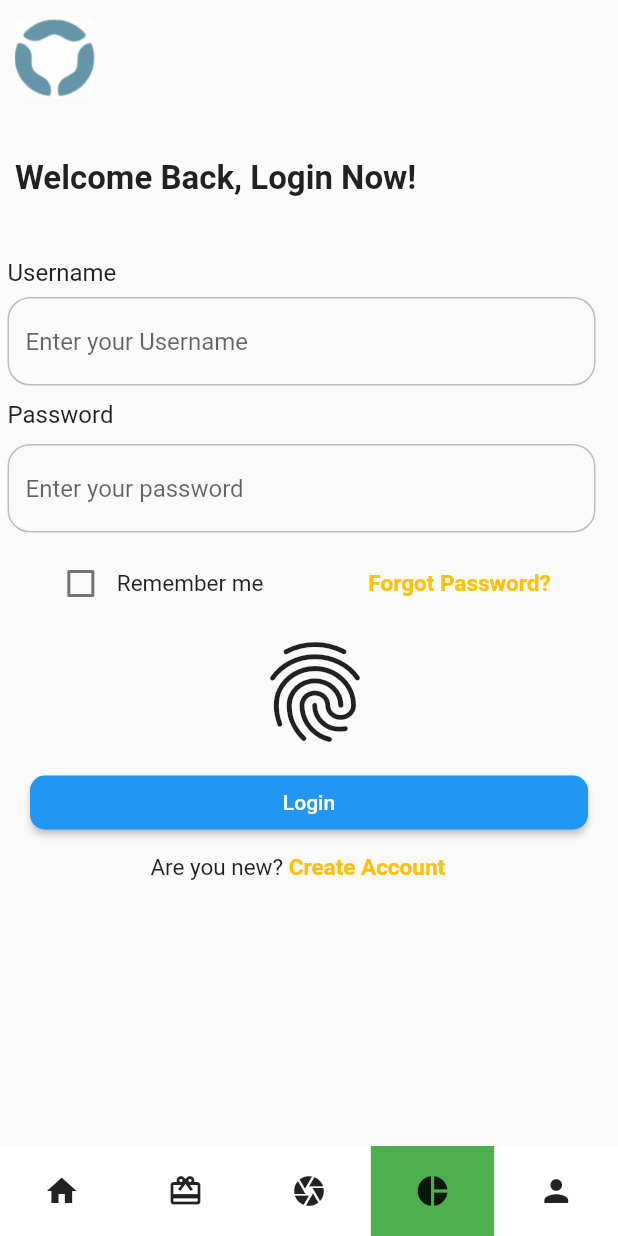
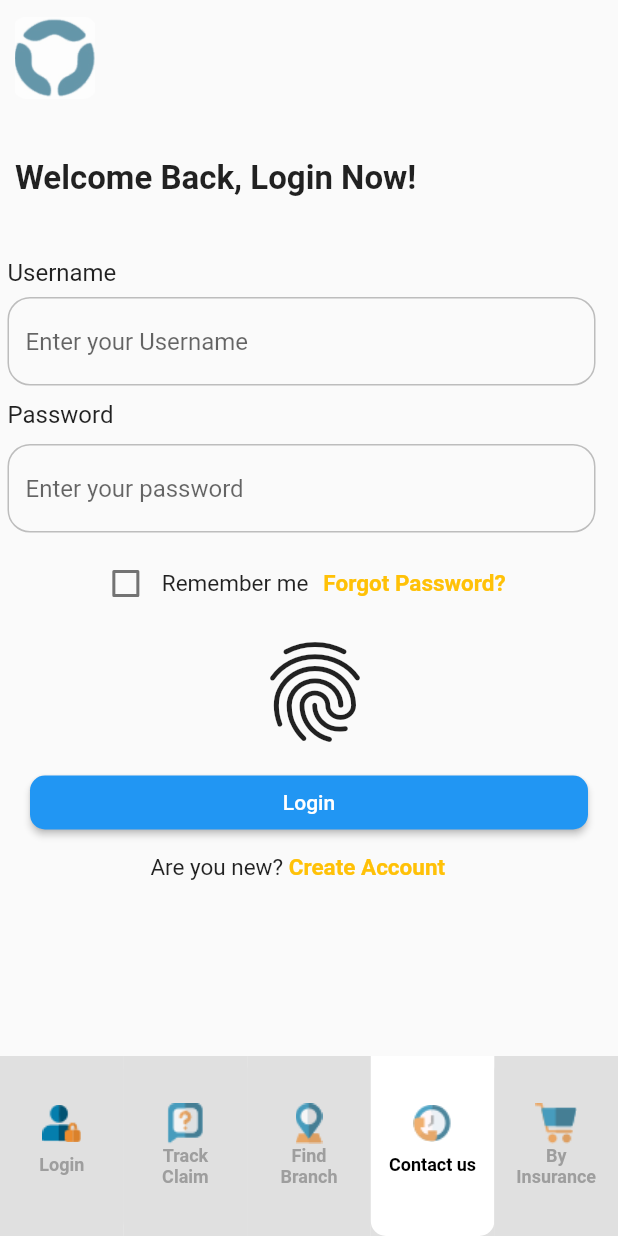
Before and after one commit to mfodat/flutter_app, a Flutter app: the screen it shows after launch, on a phone screen of 412 x 824 dp. Run offline on Flutter 3.47's test engine with Material 2 defaults, Android fonts, the light colour scheme and no system bars; our stand-ins replace dio, local_auth, shared_preferences, sqflite; accounts and stored records are empty.

Commit message:
custom bottomNavBar

```diff
--- a/lib/main.dart
+++ b/lib/main.dart
@@ -171,7 +171,7 @@ class _MyHomePageState extends State<MyHomePage> {
                       textAlign: TextAlign.start,
                     ),
                     SizedBox(
-                      width: 70.0,
+                      width: 10.0,
                     ),
                     Text('Forgot Password?',
                         style: TextStyle(
--- a/lib/widgets/bottom_navigation_bar.dart
+++ b/lib/widgets/bottom_navigation_bar.dart
@@ -1,6 +1,5 @@
 import 'package:flutter/material.dart';
 import '../screens/show_history_screen.dart';
-
 
 const Color barItemBGColor = Colors.grey;
 const Color barBgColor = Colors.red;
@@ -16,53 +15,84 @@ class MedicalPolicesBottomNavigationBar extends StatefulWidget {
 class _MedicalPolicesBottomNavigationBarState
     extends State<MedicalPolicesBottomNavigationBar> {
   int currentTab = 0;
-  final notSelectedColor =  Colors.white ;
-  final selectedColor =  Colors.green ;
+  final notSelectedColor = Colors.grey[300];
+  final selectedColor = Colors.white;
   final numberOfIcon = 5;
-  final height = 60.0;
-  var screenSize ;
+  final height = 120.0;
+  var screenSize;
   int _selectedIndex = 3;
   @override
   Widget build(BuildContext context) {
-       screenSize = MediaQuery.of(context).size;
-
+    screenSize = MediaQuery.of(context).size;
 
     return Row(
       children: [
         buildNavBarItem(
-          iconData: Icons.home,
+          iconAssetName: "images/login.png",
+          iconLabel: 'Login',
           index: 0,
-        ), buildNavBarItem(
-          iconData: Icons.card_giftcard,
+        ),
+        buildNavBarItem(
+          iconAssetName: "images/request.png",
+          iconLabel: 'Track Claim',
           index: 1,
-        ), buildNavBarItem(
-          iconData: Icons.camera,
+        ),
+        buildNavBarItem(
+          iconAssetName: "images/location.png",
+          iconLabel: 'Find Branch',
           index: 2,
-        ), buildNavBarItem(
-          iconData: Icons.pie_chart,
+        ),
+        buildNavBarItem(
+          iconAssetName: "images/customer_service.png",
+          iconLabel: 'Contact us',
           index: 3,
-        ), buildNavBarItem(
-          iconData: Icons.person,
+        ),
+        buildNavBarItem(
+          iconAssetName: "images/cart.png",
+          iconLabel: 'By Insurance',
           index: 4,
         ),
       ],
     );
   }
 
-  Widget buildNavBarItem(
-      {IconData iconData,int index}) {
+  Widget buildNavBarItem({String iconAssetName, String iconLabel, int index}) {
     return GestureDetector(
-      onTap: (){ setState(() {
-        _selectedIndex = index;
-      });},
+      onTap: () {
+        setState(() {
+          _selectedIndex = index;
+        });
+      },
       child: Container(
-        height: height,
-        width: screenSize.width/numberOfIcon,
-        decoration: BoxDecoration(
-          color: index == _selectedIndex ? selectedColor:notSelectedColor,
-        ),
-        child: Icon(
-          iconData,
+        color: notSelectedColor, //Colors.red,
+        child: Container(
+          height: height,
+          width: screenSize.width / numberOfIcon,
+          decoration: BoxDecoration(
+            color: index == _selectedIndex ? selectedColor : notSelectedColor,
+            borderRadius: index == _selectedIndex
+                ? BorderRadius.only(
+                    bottomRight: Radius.circular(10.0),
+                    bottomLeft: Radius.circular(10.0))
+                : BorderRadius.only(
+                    bottomRight: Radius.circular(10.0),
+                    topLeft: Radius.circular(10.0)),
+          ),
+          child: Column(mainAxisAlignment: MainAxisAlignment.center, children: [
+            Image(image: AssetImage(iconAssetName)),
+            Container(
+              child: Center(
+                  child: Text(
+                iconLabel,
+                textAlign: TextAlign.center,
+                style: TextStyle(fontSize: 12.0,fontWeight: FontWeight.bold,color:index == _selectedIndex
+                    ? Colors.black: Colors.grey,),
+              )),
+             // color: Colors.red,
+              height: 30,
+              width: 63,
+            ),
+          ]),
         ),
       ),
     );
--- a/pubspec.yaml
+++ b/pubspec.yaml
@@ -63,7 +63,7 @@ flutter:
     - assets/images/MD.png
     - assets/images/MD.jpg
     - images/
-    - images/group.png
+    - images/login.png
     - images/cart.png
     - images/customer_service.png
     - images/location.png
```
Also changed, not shown: images/login.png (renamed from images/group.png).
